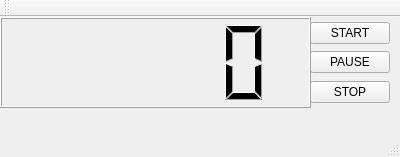
First picture: the form in mainwindow.ui, repository ahmadjd94/PyStopWatch, before the edit.
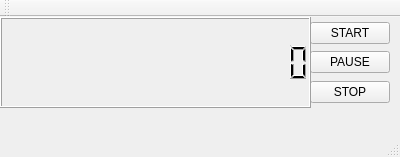
Second picture: the form after the edit.

Commit message: corrected the display format

Patch:
```diff
--- a/mainwindow.ui
+++ b/mainwindow.ui
@@ -68,6 +68,9 @@
     <property name="smallDecimalPoint">
      <bool>false</bool>
     </property>
+    <property name="digitCount">
+     <number>16</number>
+    </property>
     <property name="intValue" stdset="0">
      <number>0</number>
     </property>
```
Left out of the diff: 2 changed lines with no effect on the pictures. The commit also changes 1 other file.
